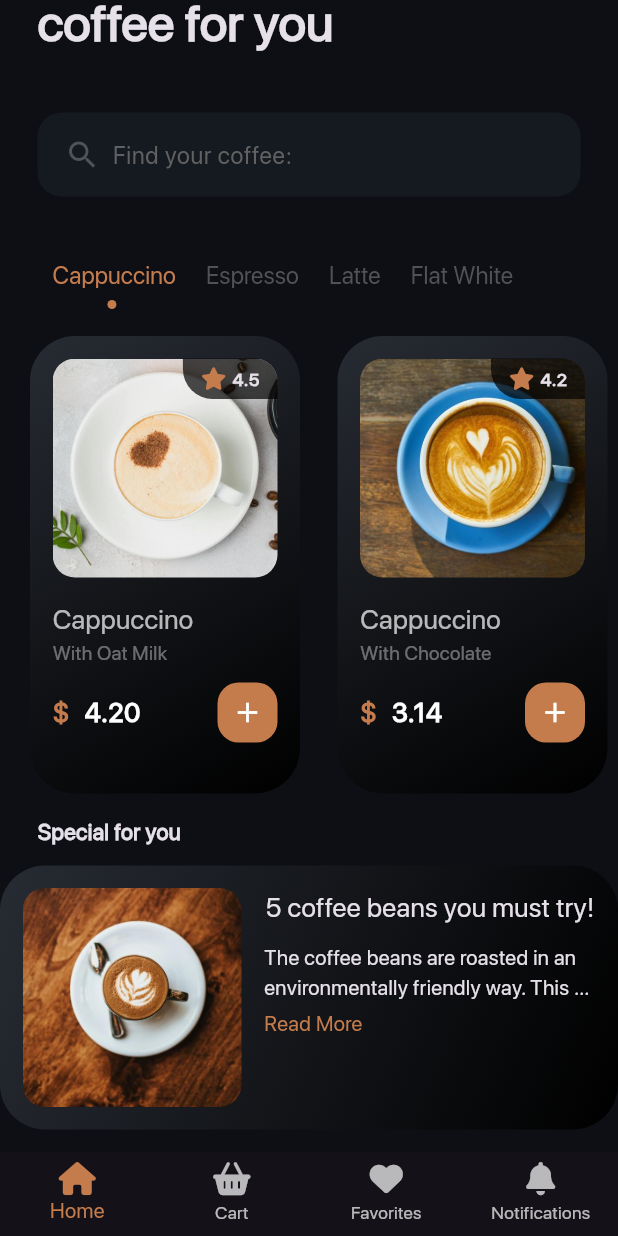
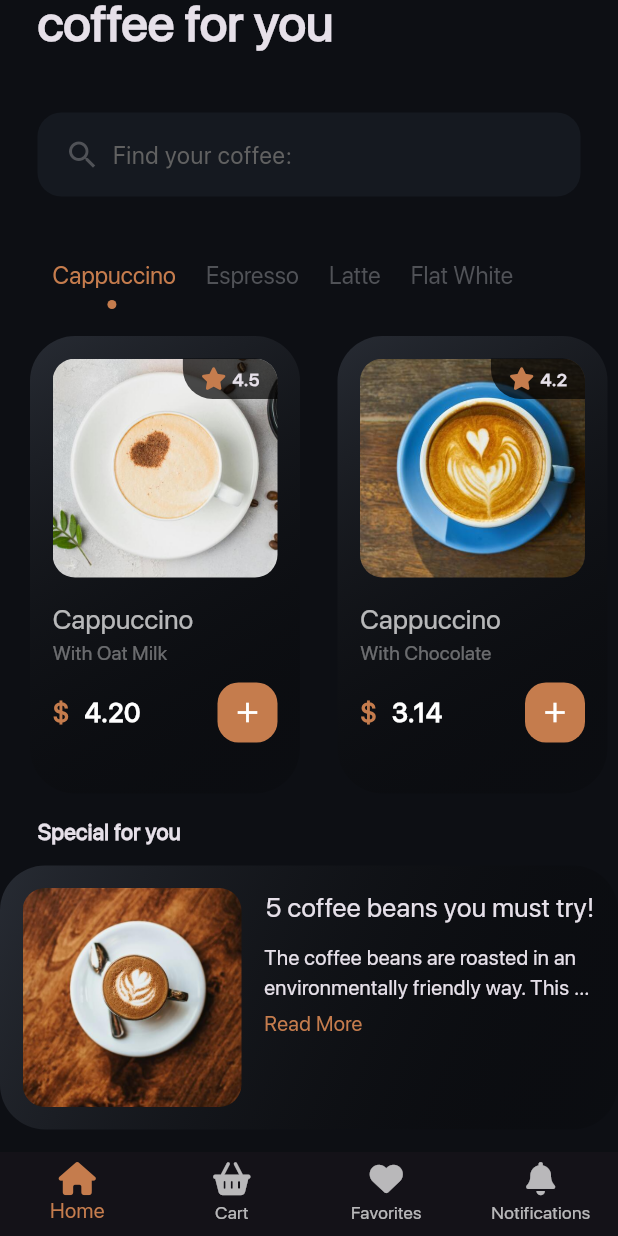
Before and after one commit to AlexEduV/coffee_app_flutter, a Flutter app: the screen it shows after launch, scrolled down 129 dp, on a phone screen of 412 x 824 dp. Run offline on Flutter 3.47's test engine with Material 3 defaults, Android fonts, the phone set to English and light mode, and no system bars; our stand-ins replace font_awesome_flutter, gap, go_router.

Commit message:
minor adjustments;

```diff
--- a/lib/widgets/app_bar_button.dart
+++ b/lib/widgets/app_bar_button.dart
@@ -28,7 +28,7 @@ class AppBarButton extends StatelessWidget {
             end: Alignment.bottomRight,
             colors: [
               ProjectColors.accentDarkColor,
-              Colors.black,
+              Colors.black12,
             ],
           ),
           borderRadius: borderRadius,
--- a/lib/widgets/carousel_item.dart
+++ b/lib/widgets/carousel_item.dart
@@ -26,7 +26,7 @@ class CarouselItem extends StatelessWidget {
           end: Alignment.bottomRight,
           colors: [
             ProjectColors.accentDarkColor,
-            Colors.black,
+            Colors.black12,
           ],
         ),
       ),
--- a/lib/widgets/specials_item.dart
+++ b/lib/widgets/specials_item.dart
@@ -31,7 +31,7 @@ class SpecialsItem extends StatelessWidget {
           end: Alignment.bottomRight,
           colors: [
             ProjectColors.accentDarkColor,
-            Colors.black,
+            Colors.black12,
           ],
         ),
       ),
```
